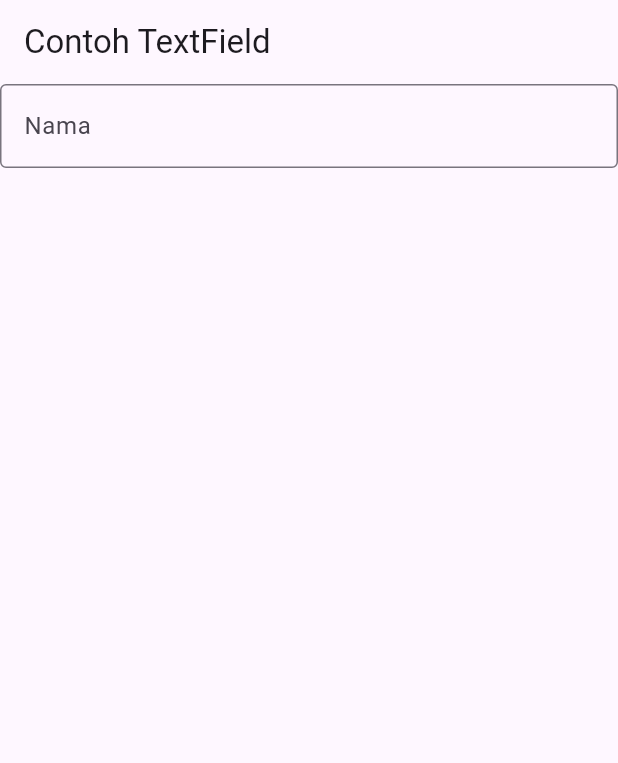
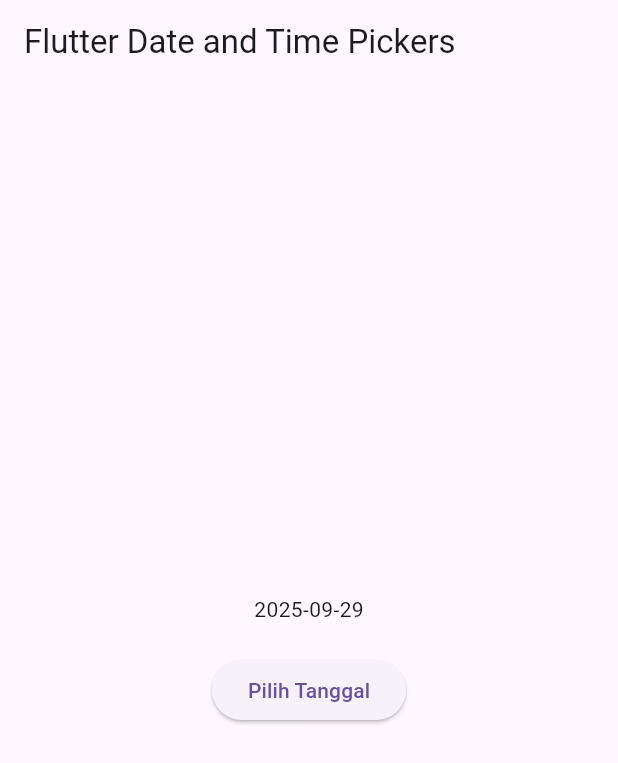
Before and after one commit to Khip01/mobile_programming_2025, a Flutter app: the screen it shows after launch, on a phone screen of 412 x 824 dp. Shown: the top 763 px of the screen. Run offline on Flutter 3.47's test engine with Material 3 defaults, Android fonts, the phone set to English and light mode, and no system bars.

Commit message:
feat: added Date and Time Pickers

```diff
--- a/week_5/hello_world/lib/main.dart
+++ b/week_5/hello_world/lib/main.dart
@@ -1,4 +1,5 @@
 import 'package:flutter/material.dart';
+
 // import 'package:hello_world/basic_widgets/image_widget.dart';
 // import 'package:hello_world/basic_widgets/text_widget.dart';
 
@@ -25,17 +26,22 @@ class MyApp extends StatelessWidget {
     //   ),
     // );
     // ----- Test Input dan Selection Widget -----
+    // return MaterialApp(
+    //   home: Scaffold(
+    //     appBar: AppBar(title: const Text("Contoh TextField")),
+    //     body: const TextField(
+    //       obscureText: false,
+    //       decoration: InputDecoration(
+    //         border: OutlineInputBorder(),
+    //         labelText: 'Nama',
+    //       ),
+    //     ),
+    //   ),
+    // );
+    // ----- Test Date and Time Pickers -----
     return MaterialApp(
-      home: Scaffold(
-        appBar: AppBar(title: const Text("Contoh TextField")),
-        body: const TextField(
-          obscureText: false,
-          decoration: InputDecoration(
-            border: OutlineInputBorder(),
-            labelText: 'Nama',
-          ),
-        ),
-      ),
+      title: 'Flutter Date and Time Pickers',
+      home: const DateAndTimePickers(title: 'Flutter Date and Time Pickers'),
     );
   }
 }
@@ -71,9 +77,7 @@ class _MyHomePageState extends State<MyHomePage> {
           children: <Widget>[
             // const MyTextWidget(),
             // const MyImageWidget(),
-            const Text(
-              'You have pushed the button this many times:',
-            ),
+            const Text('You have pushed the button this many times:'),
             Text(
               '$_counter',
               style: Theme.of(context).textTheme.headlineMedium,
@@ -81,11 +85,7 @@ class _MyHomePageState extends State<MyHomePage> {
           ],
         ),
       ),
-      bottomNavigationBar: BottomAppBar(
-        child: Container(
-          height: 50.0,
-        ),
-      ),
+      bottomNavigationBar: BottomAppBar(child: Container(height: 50.0)),
       floatingActionButton: FloatingActionButton(
         onPressed: _incrementCounter,
         tooltip: 'Increment Counter',
@@ -126,9 +126,7 @@ showAlertDialog(BuildContext context) {
   AlertDialog alert = AlertDialog(
     title: const Text("My title"),
     content: const Text("This is my message."),
-    actions: [
-      okButton,
-    ],
+    actions: [okButton],
   );
 
   // show the dialog
@@ -139,3 +137,59 @@ showAlertDialog(BuildContext context) {
     },
   );
 }
+
+class DateAndTimePickers extends StatefulWidget {
+  const DateAndTimePickers({Key? key, required this.title}) : super(key: key);
+
+  final String title;
+
+  @override
+  _DateAndTimePickersState createState() => _DateAndTimePickersState();
+}
+
+class _DateAndTimePickersState extends State<DateAndTimePickers> {
+  // Variable/State untuk mengambil tanggal
+  DateTime selectedDate = DateTime.now();
+
+  //  Initial SelectDate FLutter
+  Future<void> _selectDate(BuildContext context) async {
+    // Initial DateTime FIinal Picked
+    final DateTime? picked = await showDatePicker(
+      context: context,
+      initialDate: selectedDate,
+      firstDate: DateTime(2015, 8),
+      lastDate: DateTime(2101),
+    );
+    if (picked != null && picked != selectedDate) {
+      setState(() {
+        selectedDate = picked;
+      });
+    }
+  }
+
+  @override
+  Widget build(BuildContext context) {
+    return Scaffold(
+      appBar: AppBar(title: Text(widget.title)),
+      body: Center(
+        child: Column(
+          mainAxisSize: MainAxisSize.min,
+          children: <Widget>[
+            Text("${selectedDate.toLocal()}".split(' ')[0]),
+            const SizedBox(height: 20.0),
+            ElevatedButton(
+              onPressed: () => {
+                _selectDate(context),
+                // ignore: avoid_print
+                print(
+                  selectedDate.day + selectedDate.month + selectedDate.year,
+                ),
+              },
+              child: const Text('Pilih Tanggal'),
+            ),
+          ],
+        ),
+      ),
+    );
+  }
+}
```
